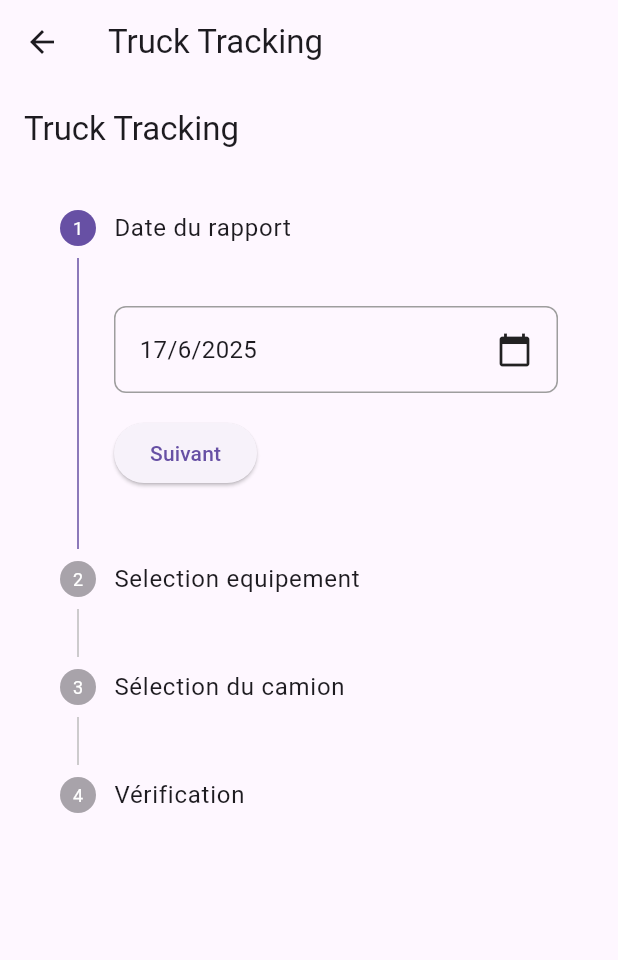
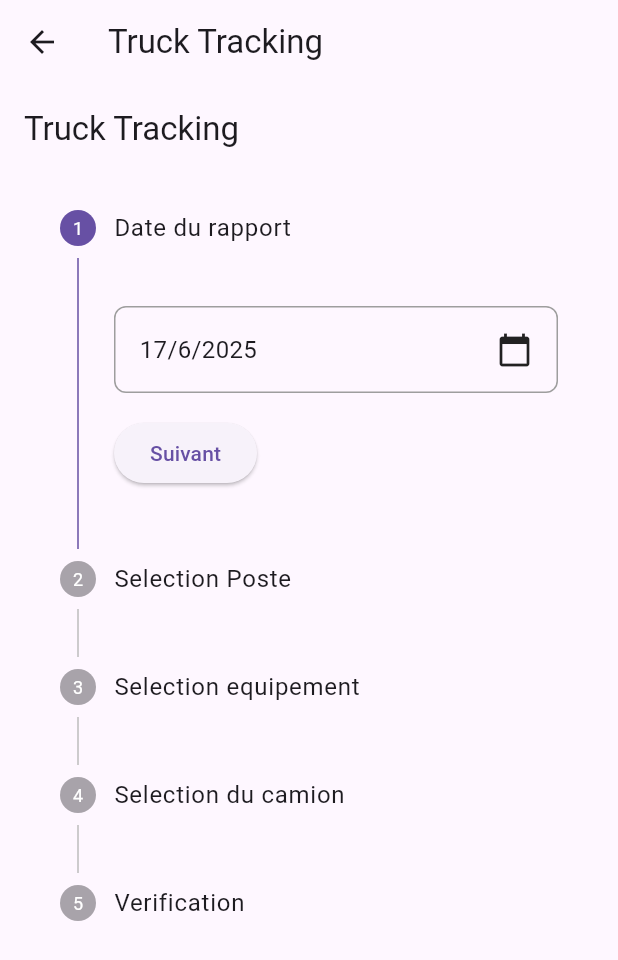
Before and after one commit to jamalabbay97/R0V0.0.1, a Flutter app: the TruckTrackingScreen screen opened directly, on a phone screen of 412 x 824 dp. Shown: the top 960 px of the screen. Run offline on Flutter 3.47's test engine with Material 3 defaults, Android fonts, the phone set to English and light mode, and no system bars; our stand-ins replace shared_preferences, sqflite; accounts and stored records are empty.

Commit message:
modifier activity page

```diff
--- a/lib/screens/truck_tracking_screen.dart
+++ b/lib/screens/truck_tracking_screen.dart
@@ -18,6 +18,25 @@ String qualiteTypeToString(QualiteType? t) {
       return "OCEANE";
     case QualiteType.pb30:
       return "PB30";
+    default:
+      return "";
+  }
+}
+
+enum Poste {
+  premier,
+  deuxieme,
+  troisieme,
+}
+
+String posteToString(Poste? p) {
+  switch (p) {
+    case Poste.premier:
+      return "1er";
+    case Poste.deuxieme:
+      return "2eme";
+    case Poste.troisieme:
+      return "3eme";
     default:
       return "";
   }
@@ -69,6 +88,7 @@ class CamionReportState extends State<CamionReport> {
   DateTime _selectedDate = DateTime.now();
   QualiteType? _selectedQualite;
   String? _selectedEquipment;
+  Poste? _selectedPoste;
 
   List<Map<String, dynamic>> truckData = [
     {
@@ -463,7 +483,7 @@ class CamionReportState extends State<CamionReport> {
                     mainAxisAlignment: MainAxisAlignment.spaceBetween,
                     children: [
                       const Text(
-                        'Vérification des informations',
+                        'Verification des informations',
                         style: TextStyle(
                           fontSize: 18,
                           fontWeight: FontWeight.bold,
@@ -485,31 +505,61 @@ class CamionReportState extends State<CamionReport> {
                     child: Column(
                       crossAxisAlignment: CrossAxisAlignment.start,
                       children: [
-                        Container(
-                          padding: const EdgeInsets.all(12),
-                          decoration: BoxDecoration(
-                            color: Theme.of(context).colorScheme.primaryContainer,
-                            borderRadius: BorderRadius.circular(8),
+                        // Date Section
+                        Card(
+                          margin: EdgeInsets.zero,
+                          child: Padding(
+                            padding: const EdgeInsets.all(16),
+                            child: Column(
+                              crossAxisAlignment: CrossAxisAlignment.start,
+                              children: [
+                                Text(
+                                  'Date',
+                                  style: Theme.of(context).textTheme.titleMedium,
+                                ),
+                                const Divider(height: 16),
+                                _buildInfoRow('Date du rapport', '${_selectedDate.day}/${_selectedDate.month}/${_selectedDate.year}'),
+                              ],
+                            ),
                           ),
-                          child: Row(
-                            mainAxisAlignment: MainAxisAlignment.spaceBetween,
-                            children: [
-                              const Text(
-                                'Total des voyages:',
-                                style: TextStyle(
-                                  fontWeight: FontWeight.bold,
-                                  fontSize: 16,
+                        ),
+                        const SizedBox(height: 16),
+                        // Poste Section
+                        Card(
+                          margin: EdgeInsets.zero,
+                          child: Padding(
+                            padding: const EdgeInsets.all(16),
+                            child: Column(
+                              crossAxisAlignment: CrossAxisAlignment.start,
+                              children: [
+                                Text(
+                                  'Poste',
+                                  style: Theme.of(context).textTheme.titleMedium,
                                 ),
-                              ),
-                              Text(
-                                '${truckData.fold<int>(0, (sum, truck) => sum + (truck['counts'] as List).length)}',
-                                style: TextStyle(
-                                  fontWeight: FontWeight.bold,
-                                  fontSize: 16,
-                                  color: Theme.of(context).colorScheme.primary,
+                                const Divider(height: 16),
+                                _buildInfoRow('Poste selectionne', _selectedPoste != null ? posteToString(_selectedPoste) : '-'),
+                              ],
+                            ),
+                          ),
+                        ),
+                        const SizedBox(height: 16),
+                        // Equipment Section
+                        Card(
+                          margin: EdgeInsets.zero,
+                          child: Padding(
+                            padding: const EdgeInsets.all(16),
+                            child: Column(
+                              crossAxisAlignment: CrossAxisAlignment.start,
+                              children: [
+                                Text(
+                                  'Equipement',
+                                  style: Theme.of(context).textTheme.titleMedium,
                                 ),
-                              ),
-                            ],
+                                const Divider(height: 16),
+                                _buildInfoRow('Type d\'equipement', _selectedEquipment ?? '-'),
+                                _buildInfoRow('Qualite de produits', _selectedQualite != null ? qualiteTypeToString(_selectedQualite) : '-'),
+                              ],
+                            ),
                           ),
                         ),
                         const SizedBox(height: 16),
@@ -644,7 +694,7 @@ class CamionReportState extends State<CamionReport> {
           Stepper(
             currentStep: _currentStep,
             onStepContinue: () {
-              if (_currentStep < 4) {
+              if (_currentStep < 5) {
                 setState(() {
                   _currentStep += 1;
                 });
@@ -658,7 +708,7 @@ class CamionReportState extends State<CamionReport> {
               }
             },
             controlsBuilder: (context, details) {
-              if (_currentStep == 3) {
+              if (_currentStep == 4) {
                 return const SizedBox.shrink();
               }
               return Padding(
@@ -668,13 +718,13 @@ class CamionReportState extends State<CamionReport> {
                     if (_currentStep > 0)
                       OutlinedButton(
                         onPressed: details.onStepCancel,
-                        child: const Text('Précédent'),
+                        child: const Text('Precedent'),
                       ),
                     if (_currentStep > 0)
                       const SizedBox(width: 8),
                     ElevatedButton(
                       onPressed: details.onStepContinue,
-                      child: Text(_currentStep == 4 ? 'Terminer' : 'Suivant'),
+                      child: Text(_currentStep == 5 ? 'Terminer' : 'Suivant'),
                     ),
                   ],
                 ),
@@ -714,6 +764,51 @@ class CamionReportState extends State<CamionReport> {
                 isActive: _currentStep >= 0,
               ),
               Step(
+                title: const Text('Selection Poste'),
+                content: SingleChildScrollView(
+                  physics: const NeverScrollableScrollPhysics(),
+                  child: Column(
+                    children: [
+                      const SizedBox(height: 16),
+                      Card(
+                        child: Padding(
+                          padding: const EdgeInsets.all(16),
+                          child: Column(
+                            crossAxisAlignment: CrossAxisAlignment.start,
+                            children: [
+                              Text(
+                                'Selection du Poste',
+                                style: Theme.of(context).textTheme.titleMedium,
+                              ),
+                              const SizedBox(height: 16),
+                              DropdownButtonFormField<Poste>(
+                                value: _selectedPoste,
+                                decoration: const InputDecoration(
+                                  labelText: 'Poste',
+                                  border: OutlineInputBorder(),
+                                ),
+                                items: Poste.values.map((poste) {
+                                  return DropdownMenuItem(
+                                    value: poste,
+                                    child: Text(posteToString(poste)),
+                                  );
+                                }).toList(),
+                                onChanged: (value) {
+                                  setState(() {
+                                    _selectedPoste = value;
+                                  });
+                                },
+                              ),
+                            ],
+                          ),
+                        ),
+                      ),
+                    ],
+                  ),
+                ),
+                isActive: _currentStep >= 1,
+              ),
+              Step(
                 title: const Text('Selection equipement'),
                 content: SingleChildScrollView(
                   physics: const NeverScrollableScrollPhysics(),
@@ -739,19 +834,19 @@ class CamionReportState extends State<CamionReport> {
                                 ),
                                 items: const [
                                   DropdownMenuItem(
-                                    value: 'Chargeuse K',
+                                    value: 'Chargeuse 992K',
                                     child: Text('Chargeuse 992K'),
                                   ),
                                   DropdownMenuItem(
-                                    value: 'Chargeuse H',
+                                    value: 'Chargeuse 994H',
                                     child: Text('Chargeuse 994H'),
                                   ),
                                   DropdownMenuItem(
-                                    value: 'PelleH',
+                                    value: 'Pelle Hy',
                                     child: Text('Pelle hydraulique'),
                                   ),
                                   DropdownMenuItem(
-                                    value: 'PelleB1',
+                                    value: 'Pelle B1',
                                     child: Text('Pelle electrique B1'),
                                   ),
                                 ],
@@ -787,10 +882,10 @@ class CamionReportState extends State<CamionReport> {
                     ],
                   ),
                 ),
-                isActive: _currentStep >= 1,
+                isActive: _currentStep >= 2,
               ),
               Step(
-                title: const Text('Sélection du camion'),
+                title: const Text('Selection du camion'),
                 content: SingleChildScrollView(
                   physics: const NeverScrollableScrollPhysics(),
                   child: Column(
@@ -901,23 +996,23 @@ class CamionReportState extends State<CamionReport> {
                     ],
                   ),
                 ),
-                isActive: _currentStep >= 2,
+                isActive: _currentStep >= 3,
               ),
               Step(
-                title: const Text('Vérification'),
+                title: const Text('Verification'),
                 content: SingleChildScrollView(
                   physics: const NeverScrollableScrollPhysics(),
                   child: Column(
                     children: [
                       const Text(
-                        "Vérifiez avant de soumettre:",
+                        "Verifiez avant de soumettre:",
                         style: TextStyle(fontWeight: FontWeight.bold),
                       ),
                       const SizedBox(height: 16),
                       ElevatedButton.icon(
                         onPressed: () => _showVerificationDialog(context),
                         icon: const Icon(Icons.visibility),
-                        label: const Text("Voir tous les détails"),
+                        label: const Text("Voir tous les details"),
                         style: ElevatedButton.styleFrom(
                           minimumSize: const Size(double.infinity, 48),
                         ),
@@ -935,7 +1030,7 @@ class CamionReportState extends State<CamionReport> {
                     ],
                   ),
                 ),
-                isActive: _currentStep >= 3,
+                isActive: _currentStep >= 4,
               ),
             ],
           ),
```
